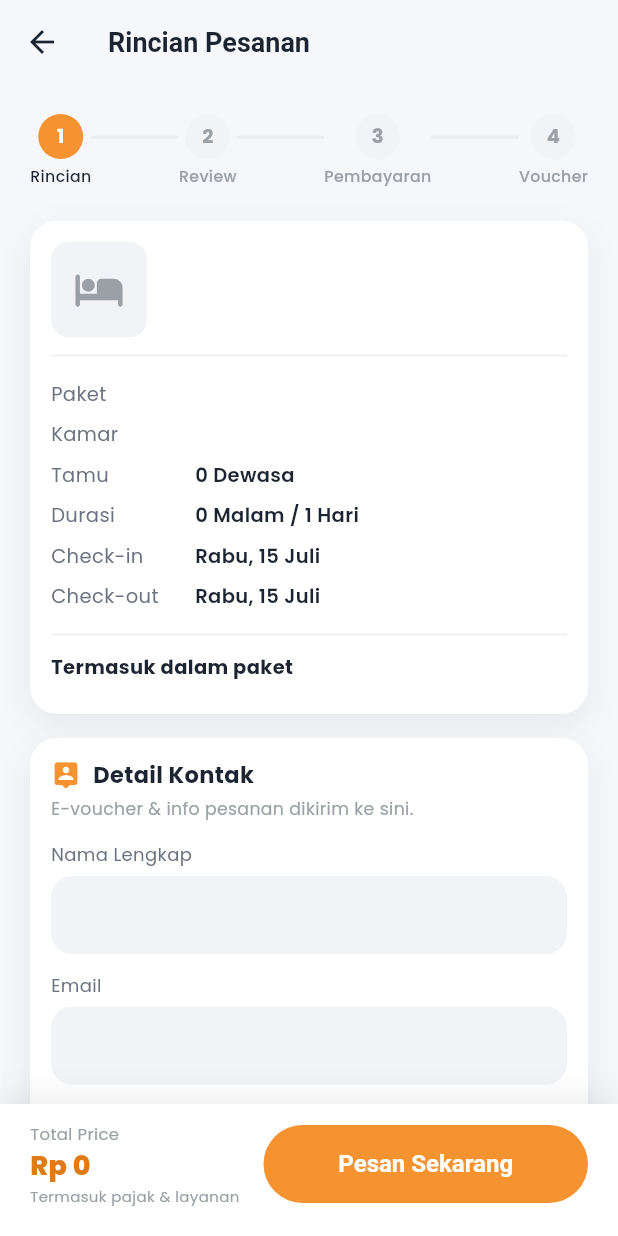
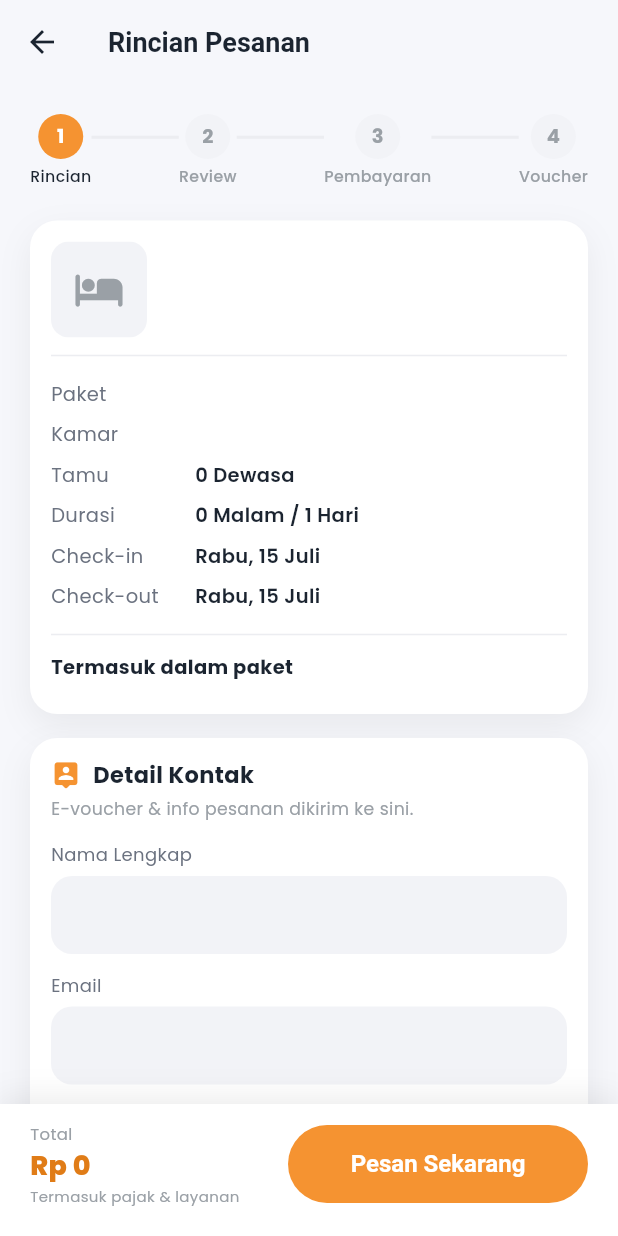
Before and after one commit to Jejenzmi/miruum, a Flutter app: the RincianPesananScreen screen opened directly with empty values, on a phone screen of 412 x 824 dp. Run offline on Flutter 3.47's test engine with Material 3 defaults, Android fonts, the phone set to English and light mode, and no system bars; our stand-ins replace equatable, firebase_core, firebase_crashlytics, firebase_messaging, flutter_animate, flutter_bloc and 12 more; accounts and stored records are empty; network calls fail.

Commit message:
mobile: fix "Pesan Sekarang" button overflow — FittedBox label + proportional checkout bar
Co-Authored-By: Claude Opus 4.8 <noreply@anthropic.com>

```diff
--- a/app/lib/screens/rincian_pesanan.dart
+++ b/app/lib/screens/rincian_pesanan.dart
@@ -435,13 +435,16 @@ class _RincianPesananScreenState extends State<RincianPesananScreen> {
         child: SafeArea(
           top: false,
           child: Row(children: [
-            Column(crossAxisAlignment: CrossAxisAlignment.start, children: [
-              Text('Total Price', style: TextStyle(fontSize: 11, color: MC.inkFaint)),
-              Text(rupiah(_total), style: const TextStyle(fontWeight: FontWeight.w800, fontSize: 18, color: MC.primaryDark)),
-              Text('Termasuk pajak & layanan', style: TextStyle(fontSize: 10, color: MC.inkFaint)),
-            ]),
-            const SizedBox(width: 16),
-            Expanded(child: PrimaryButton('Pesan Sekarang', loading: _loading, onPressed: _submit)),
+            Expanded(
+              flex: 4,
+              child: Column(crossAxisAlignment: CrossAxisAlignment.start, mainAxisSize: MainAxisSize.min, children: [
+                Text('Total', style: TextStyle(fontSize: 11, color: MC.inkFaint), maxLines: 1, overflow: TextOverflow.ellipsis),
+                Text(rupiah(_total), style: const TextStyle(fontWeight: FontWeight.w800, fontSize: 18, color: MC.primaryDark), maxLines: 1, overflow: TextOverflow.ellipsis),
+                Text('Termasuk pajak & layanan', style: TextStyle(fontSize: 10, color: MC.inkFaint), maxLines: 1, overflow: TextOverflow.ellipsis),
+              ]),
+            ),
+            const SizedBox(width: 12),
+            Expanded(flex: 5, child: PrimaryButton('Pesan Sekarang', loading: _loading, onPressed: _submit)),
           ]),
         ),
       );
--- a/app/lib/widgets.dart
+++ b/app/lib/widgets.dart
@@ -30,10 +30,15 @@ class PrimaryButton extends StatelessWidget {
         ),
         child: loading
             ? const SizedBox(width: 22, height: 22, child: CircularProgressIndicator(strokeWidth: 2.4, color: Colors.white))
-            : Row(mainAxisAlignment: MainAxisAlignment.center, mainAxisSize: MainAxisSize.min, children: [
-                if (icon != null) ...[Icon(icon, size: 20), const SizedBox(width: 8)],
-                Text(label),
-              ]),
+            // FittedBox keeps the label centered and shrinks it to fit a tight
+            // button (e.g. the checkout bottom bar) instead of overflowing.
+            : FittedBox(
+                fit: BoxFit.scaleDown,
+                child: Row(mainAxisAlignment: MainAxisAlignment.center, mainAxisSize: MainAxisSize.min, children: [
+                  if (icon != null) ...[Icon(icon, size: 20), const SizedBox(width: 8)],
+                  Text(label, maxLines: 1),
+                ]),
+              ),
       ),
     );
     return expand ? SizedBox(width: double.infinity, child: btn) : btn;
```
